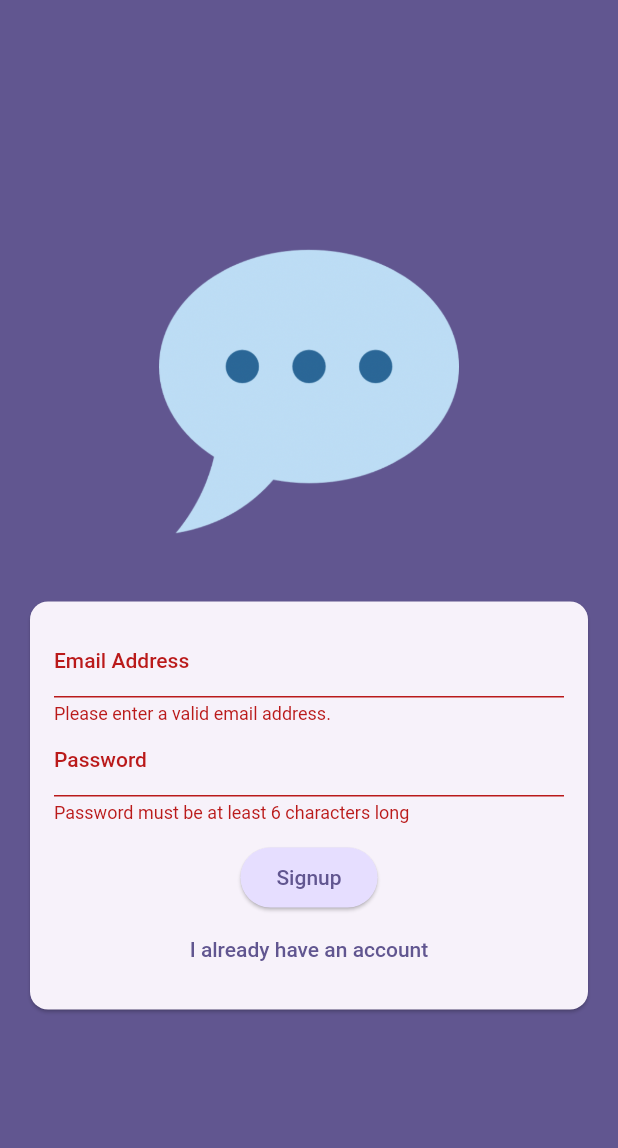
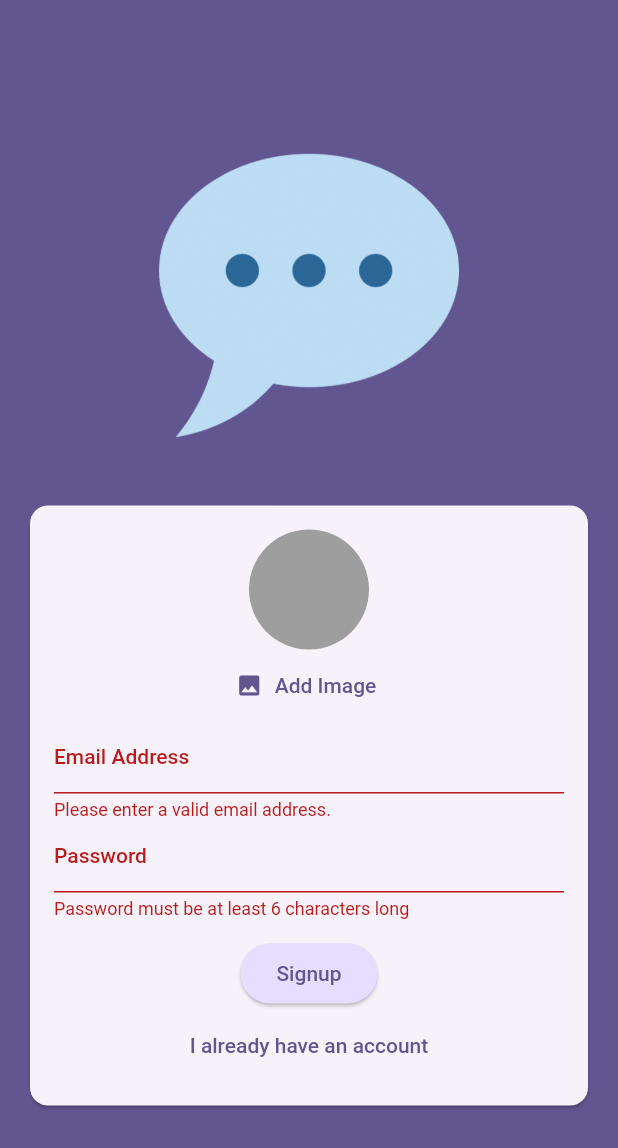
Before and after one commit to Khammunh/appchat, a Flutter app: the screen it shows after launch, after a tap on "Login", after a tap on "Create an account", on a phone screen of 412 x 824 dp. Shown: the top 1148 px of the screen. Run offline on Flutter 3.47's test engine with Material 2 defaults, Android fonts, the phone set to English and light mode, and no system bars; our stand-ins replace firebase_auth, firebase_core, image_picker; accounts and stored records are empty; network calls fail.

Commit message:
create _selectedImage in auth.dart

```diff
--- a/lib/screens/auth.dart
+++ b/lib/screens/auth.dart
@@ -1,3 +1,6 @@
+import 'dart:io';
+
+import 'package:app/widgets/user_image_picker.dart';
 import 'package:flutter/material.dart';
 import 'package:firebase_auth/firebase_auth.dart';
 
@@ -15,25 +18,26 @@ class _AuthScreenState extends State<AuthScreen> {
   var _isLogin = true;
   var _enteredEmail = '';
   var _enteredPassword = '';
+  File? _selectedImage;
   void _submit() async {
     final isValid = _formKey.currentState!.validate();
-    if (isValid) {
+    if (isValid || !_isLogin && _selectedImage == null) {
+      // show error message ...
+      return;
+    }
+
     _formKey.currentState!.save();
     try {
       if (_isLogin) {
-          final userCredentials =
-              await _firebase.createUserWithEmailAndPassword(
+        final userCredentials = await _firebase.createUserWithEmailAndPassword(
           email: _enteredEmail,
           password: _enteredPassword,
         );
-
       } else {
-          final userCredentials =
-              await _firebase.createUserWithEmailAndPassword(
+        final userCredentials = await _firebase.createUserWithEmailAndPassword(
           email: _enteredEmail,
           password: _enteredPassword,
         );
-
       }
     } on FirebaseAuthException catch (error) {
       if (error.code == 'email-already-in-use') {
@@ -45,7 +49,6 @@ class _AuthScreenState extends State<AuthScreen> {
           content: Text(error.message ?? 'Authentication failed'),
         ),
       );
-      }
     }
   }
 
@@ -78,6 +81,12 @@ class _AuthScreenState extends State<AuthScreen> {
                         child: Column(
                           mainAxisSize: MainAxisSize.min,
                           children: [
+                            if (!_isLogin)
+                              UserImagePicker(
+                                onPickImage: (pickedImage) {
+                                  _selectedImage = pickedImage;
+                                },
+                              ),
                             TextFormField(
                               decoration: const InputDecoration(
                                   labelText: 'Email Address'),
--- a/lib/widgets/user_image_picker.dart
+++ b/lib/widgets/user_image_picker.dart
@@ -1,15 +1,57 @@
 import 'package:flutter/material.dart';
+import 'dart:io';
+import 'package:image_picker/image_picker.dart';
 
 class UserImagePicker extends StatefulWidget {
-  const UserImagePicker({super.key});
+  const UserImagePicker({
+    super.key,
+    required this.onPickImage,
+  });
+  final void Function(File pickedImage) onPickImage;
 
   @override
   State<UserImagePicker> createState() => _UserImagePickerState();
 }
 
 class _UserImagePickerState extends State<UserImagePicker> {
+  File? _pickedImageFile;
+  void _pickImage() async {
+    final pickedImage = await ImagePicker().pickImage(
+      source: ImageSource.camera,
+      imageQuality: 50,
+      maxWidth: 150,
+    );
+    if (pickedImage == null) {
+      return;
+    }
+    setState(() {
+      _pickedImageFile = File(pickedImage.path);
+    });
+
+    widget.onPickImage(_pickedImageFile!);
+  }
+
   @override
   Widget build(BuildContext context) {
-    return Container();
+    return Column(
+      children: [
+        CircleAvatar(
+          radius: 40,
+          backgroundColor: Colors.grey,
+          foregroundImage:
+              _pickedImageFile != null ? FileImage(_pickedImageFile!) : null,
+        ),
+        TextButton.icon(
+          onPressed: _pickImage,
+          icon: const Icon(Icons.image),
+          label: Text(
+            'Add Image',
+            style: TextStyle(
+              color: Theme.of(context).colorScheme.primary,
+            ),
+          ),
+        )
+      ],
+    );
   }
 }
```
Also changed, not shown: lib/screens/chat.dart (line endings or trailing spaces). Lines whose indentation alone changed are shown as unchanged.
